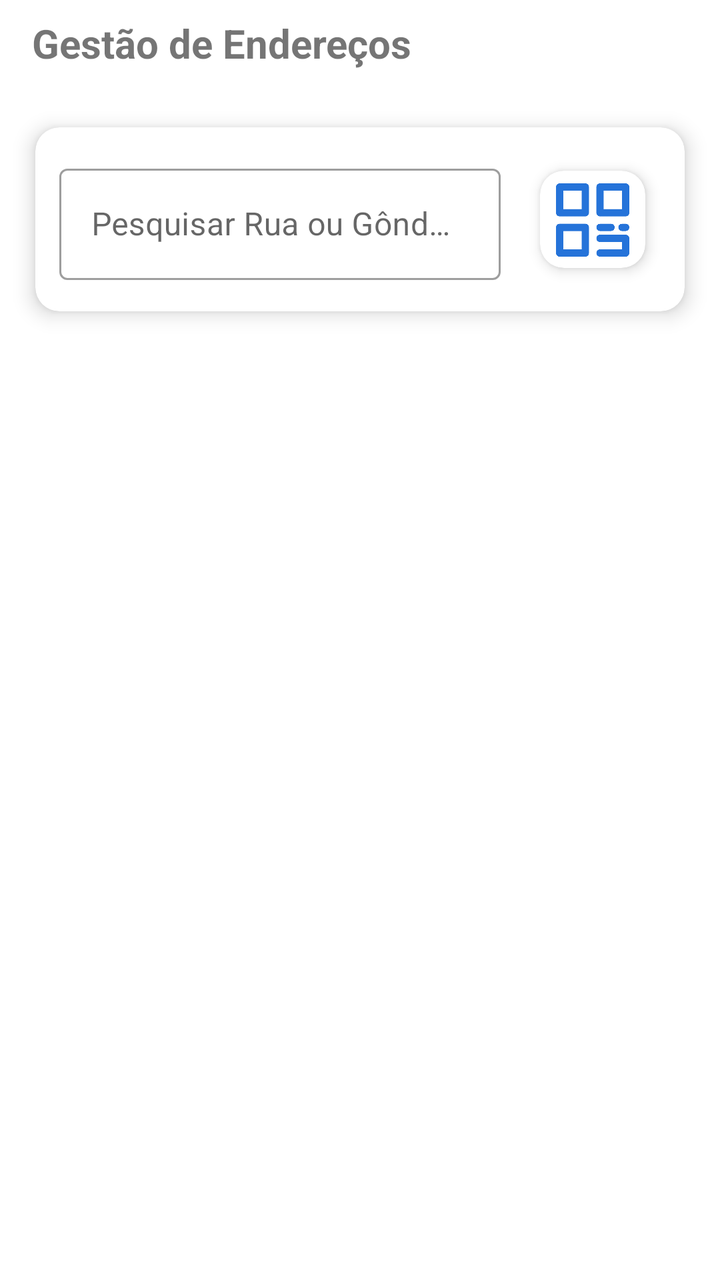
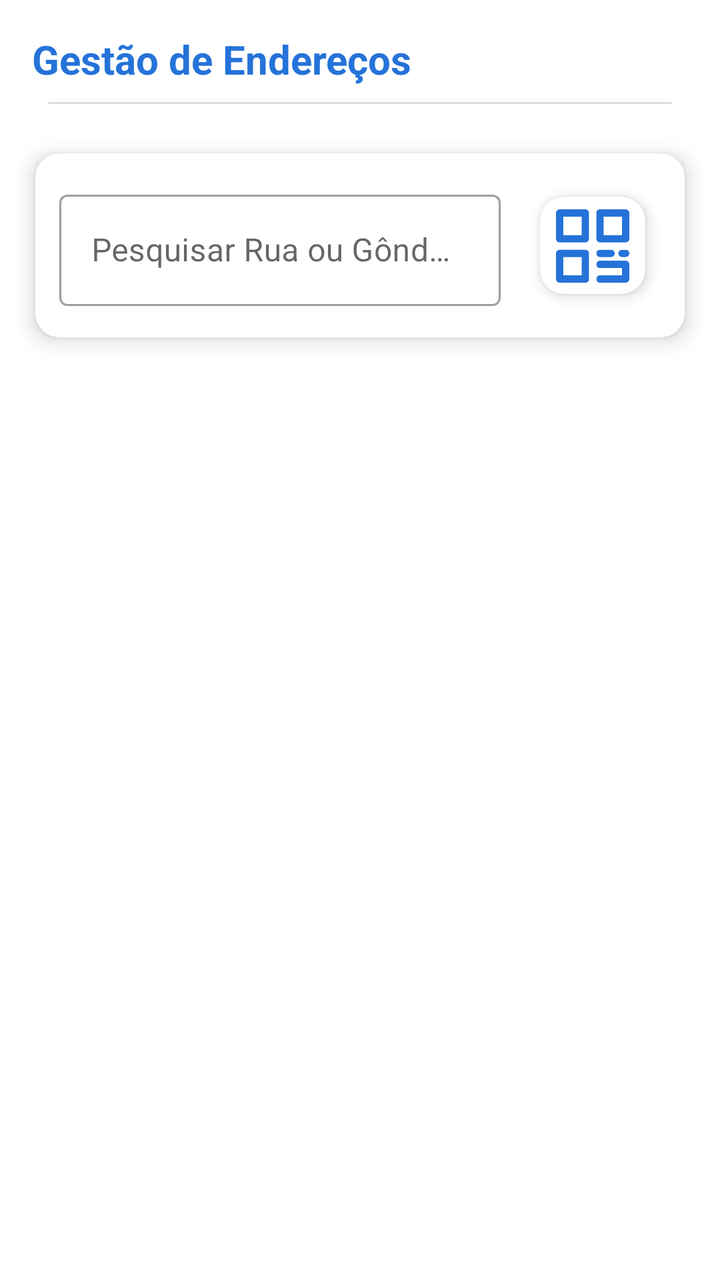

Two renders of the same Android screen: before a commit and after it. Below are the layout's source before the change and the commit's diff.
<!-- AndroidManifest.xml: application theme Theme.ColetorPlus -->
<!-- res/layout/fragment_admin_inventory.xml -->
<?xml version="1.0" encoding="utf-8"?>
<LinearLayout xmlns:android="http://schemas.android.com/apk/res/android"
    xmlns:app="http://schemas.android.com/apk/res-auto"
    android:layout_width="match_parent"
    android:layout_height="match_parent"
    android:orientation="vertical"
    android:clipChildren="false"
    android:clipToPadding="false"
    android:padding="8dp">

    <TextView
        android:layout_width="wrap_content"
        android:layout_height="wrap_content"
        android:layout_marginBottom="16dp"
        android:layout_marginStart="8dp"
        android:text="Gestão de Endereços"
        android:textSize="20sp"
        android:textStyle="bold" />

    
    <com.google.android.material.card.MaterialCardView
        android:layout_width="match_parent"
        android:layout_height="wrap_content"
        android:layout_marginBottom="8dp"
        app:cardCornerRadius="12dp"
        app:cardElevation="6dp"
        app:cardUseCompatPadding="true">

        <LinearLayout
            android:layout_width="match_parent"
            android:layout_height="wrap_content"
            android:orientation="horizontal"
            android:gravity="center_vertical"
            android:padding="12dp"
            android:clipChildren="false"
            android:clipToPadding="false">

            <com.google.android.material.textfield.TextInputLayout
                android:id="@+id/tilSearchInventory"
                style="@style/Widget.MaterialComponents.TextInputLayout.OutlinedBox"
                android:layout_width="0dp"
                android:layout_height="wrap_content"
                android:layout_weight="1"
                android:hint="Pesquisar Rua ou Gôndola">

                <com.google.android.material.textfield.TextInputEditText
                    android:id="@+id/etSearchInventory"
                    android:layout_width="match_parent"
                    android:layout_height="wrap_content"
                    android:imeOptions="actionSearch"
                    android:inputType="text" />
            </com.google.android.material.textfield.TextInputLayout>

            <com.google.android.material.card.MaterialCardView
                android:id="@+id/cardScannerInventory"
                android:layout_width="68dp"
                android:layout_height="68dp"
                android:layout_marginStart="12dp"
                app:cardCornerRadius="12dp"
                app:cardElevation="4dp"
                app:cardUseCompatPadding="true">

                <ImageButton
                    android:id="@+id/btnBarcodeScanner"
                    android:layout_width="match_parent"
                    android:layout_height="match_parent"
                    android:padding="2dp"
                    android:scaleType="fitCenter"
                    android:src="@drawable/qrcode"
                    app:tint="?attr/colorPrimary"
                    android:background="?attr/selectableItemBackground"
                    android:contentDescription="Escanear Código de Barras" />
            </com.google.android.material.card.MaterialCardView>
        </LinearLayout>
    </com.google.android.material.card.MaterialCardView>

    
    <com.google.android.material.card.MaterialCardView
        android:id="@+id/cardInventoryDetails"
        android:layout_width="match_parent"
        android:layout_height="wrap_content"
        android:layout_marginBottom="8dp"
        android:visibility="gone"
        app:cardCornerRadius="12dp"
        app:cardElevation="3dp"
        app:cardUseCompatPadding="true">

        <LinearLayout
            android:layout_width="match_parent"
            android:layout_height="wrap_content"
            android:gravity="center_vertical"
            android:orientation="horizontal"
            android:padding="16dp">

            <ImageView
                android:layout_width="32dp"
                android:layout_height="32dp"
                android:layout_marginEnd="12dp"
                android:src="@drawable/qrcode"
                app:tint="#1976D2" />

            <TextView
                android:id="@+id/tvSelectedStreetHeader"
                android:layout_width="wrap_content"
                android:layout_height="wrap_content"
                android:text="Rua: Não Selecionada"
                android:textColor="#1976D2"
                android:textSize="16sp"
                android:textStyle="bold" />

        </LinearLayout>
    </com.google.android.material.card.MaterialCardView>

    
    <androidx.recyclerview.widget.RecyclerView
        android:id="@+id/rvInventoryManagement"
        android:layout_width="match_parent"
        android:layout_height="match_parent"
        android:clipToPadding="false"
        android:paddingBottom="16dp" />

</LinearLayout>
<!-- resources referenced by this layout -->
<resources>
  <!-- drawable qrcode: png bitmap (drawable, 11988 bytes) -->
  <style name="Theme.ColetorPlus" parent="Theme.MaterialComponents.DayNight.DarkActionBar">
          
          <item name="colorPrimary">@color/purple_500</item>
          <item name="colorPrimaryVariant">@color/purple_700</item>
          <item name="colorOnPrimary">@color/white</item>
          
          <item name="colorSecondary">@color/teal_200</item>
          <item name="colorSecondaryVariant">@color/teal_700</item>
          <item name="colorOnSecondary">@color/black</item>
          
          <item name="android:statusBarColor">?attr/colorPrimaryVariant</item>
          
      </style>
  <color name="purple_500">#2573D9</color>
  <color name="purple_700">#2573D9</color>
  <color name="white">#F2F2F2</color>
  <color name="teal_200">#FF03DAC5</color>
  <color name="teal_700">#FF018786</color>
  <color name="black">#FF000000</color>
</resources>

<!-- the commit's change to res/layout/fragment_admin_inventory.xml (unified diff, before → after) -->
@@ -11,11 +11,20 @@
     <TextView
         android:layout_width="wrap_content"
         android:layout_height="wrap_content"
-        android:layout_marginBottom="16dp"
         android:layout_marginStart="8dp"
+        android:layout_marginTop="8dp"
+        android:layout_marginBottom="8dp"
         android:text="Gestão de Endereços"
+        android:textColor="?attr/colorPrimary"
         android:textSize="20sp"
         android:textStyle="bold" />
+
+    <View
+        android:layout_width="match_parent"
+        android:layout_height="1dp"
+        android:layout_marginHorizontal="16dp"
+        android:layout_marginBottom="12dp"
+        android:background="#DDDDDD" />
 
     
     <com.google.android.material.card.MaterialCardView
